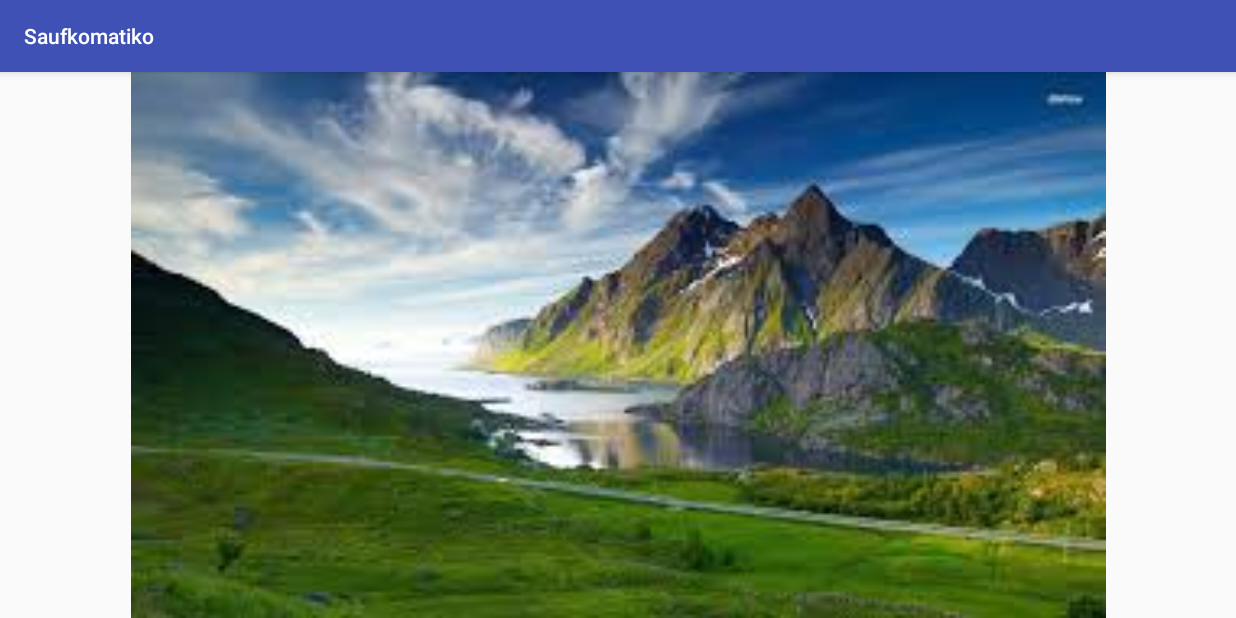
After one commit to BlackCritical/App-1, an Android app: the StartGameActivity screen opened directly, with no data from a screen before it, on a phone screen of 824 x 412 dp (held sideways). The commit adds this screen. Run offline under Robolectric (Android 15) with nearby library versions, the phone set to English and light mode, and no system bars.

Commit message:
Added Start Game

```diff
--- a/app/src/main/AndroidManifest.xml
+++ b/app/src/main/AndroidManifest.xml
@@ -15,6 +15,7 @@
                 <category android:name="android.intent.category.LAUNCHER" />
             </intent-filter>
         </activity>
+        <activity android:screenOrientation="landscape" android:name=".StartGameActivity"/>
     </application>
 
 </manifest>
--- /dev/null
+++ b/app/src/main/java/com/example/leander/saufkomatiko/StartGameActivity.java
@@ -0,0 +1,23 @@
+package com.example.leander.saufkomatiko;
+
+import android.os.Bundle;
+import android.support.annotation.Nullable;
+import android.support.v7.app.AppCompatActivity;
+import android.widget.ImageView;
+
+/**
+ * Created by Leander on 15.02.2017.
+ */
+
+public class StartGameActivity extends AppCompatActivity{
+
+    @Override
+    protected void onCreate(@Nullable Bundle savedInstanceState) {
+        super.onCreate(savedInstanceState);
+        setContentView(R.layout.task);
+        ImageView imageView = (ImageView) findViewById(R.id.taskImages);
+        imageView.setImageResource(R.drawable.ic_test);
+        setContentView(R.layout.task);
+    }
+
+}
--- a/app/src/main/res/layout/menu.xml
+++ b/app/src/main/res/layout/menu.xml
@@ -16,7 +16,7 @@
 
     <Button
         android:text="@string/hinzuf_gen"
-        android:onClick="coolerClicker"
+        android:onClick="addPlayer"
         android:layout_width="match_parent"
         android:layout_height="66dp"
         android:id="@+id/add"
@@ -44,6 +44,7 @@
 
     <Button
         android:text="Start Game"
+        android:onClick="startGame"
         android:layout_width="match_parent"
         android:layout_height="wrap_content"
         android:id="@+id/button"
--- /dev/null
+++ b/app/src/main/res/layout/task.xml
@@ -0,0 +1,10 @@
+<?xml version="1.0" encoding="utf-8"?>
+<ImageView xmlns:android="http://schemas.android.com/apk/res/android"
+    xmlns:app="http://schemas.android.com/apk/res-auto"
+    android:layout_width="match_parent" android:layout_height="match_parent"
+    app:srcCompat="@mipmap/download"
+    android:adjustViewBounds="false"
+    android:cropToPadding="false"
+    android:id="@+id/taskImages">
+
+</ImageView>
```
Also changed, not shown: app/src/main/java/com/example/leander/saufkomatiko/MainActivity.java (+7 -2 lines), app/src/main/res/drawable-hdpi/ic_test.png (added), app/src/main/res/drawable-mdpi/ic_test.png (added), app/src/main/res/drawable-xhdpi/ic_test.png (added), app/src/main/res/drawable-xxhdpi/ic_test.png (added), app/src/main/res/mipmap-hdpi/download.jpg (added), app/src/main/res/mipmap-mdpi/download.jpg (added), 1 other file.
